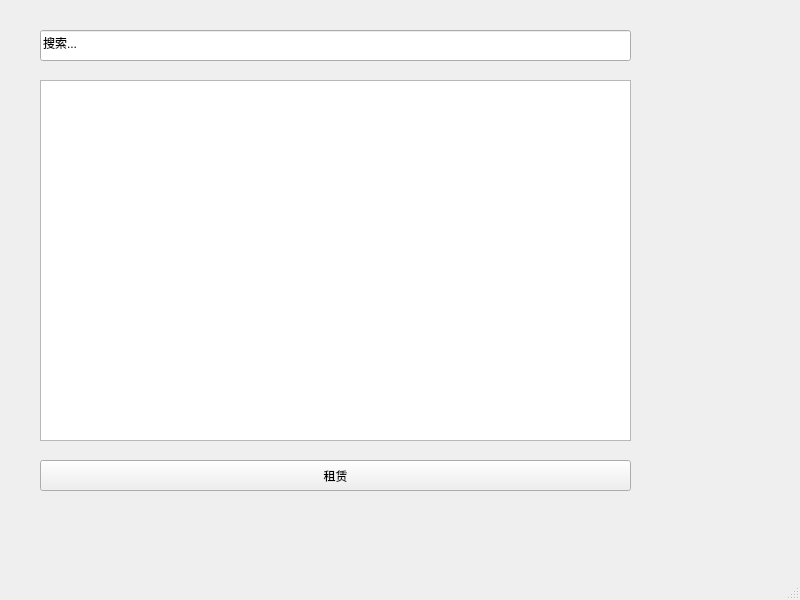
Canstie/ApartmentManage, file visit.ui: the form before one commit.
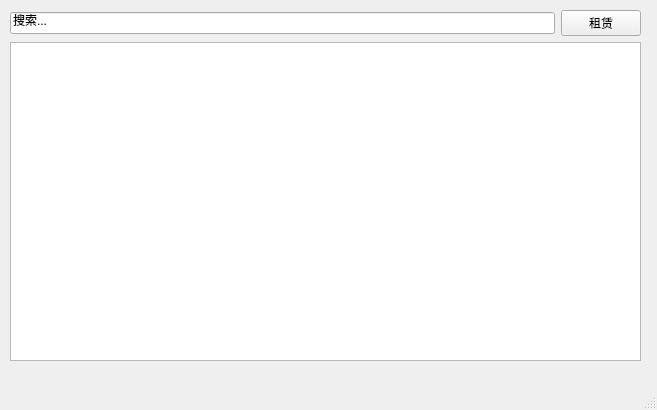
The form after the commit.

Diff of the .ui file:
```diff
--- a/visit.ui
+++ b/visit.ui
@@ -6,49 +6,42 @@
    <rect>
     <x>0</x>
     <y>0</y>
-    <width>800</width>
-    <height>600</height>
+    <width>657</width>
+    <height>410</height>
    </rect>
   </property>
   <property name="windowTitle">
    <string>MainWindow</string>
   </property>
   <widget class="QWidget" name="centralwidget">
-   <widget class="QTableWidget" name="tableWidget">
+   <widget class="QWidget" name="">
     <property name="geometry">
      <rect>
-      <x>40</x>
-      <y>80</y>
-      <width>591</width>
-      <height>361</height>
+      <x>10</x>
+      <y>10</y>
+      <width>631</width>
+      <height>351</height>
      </rect>
     </property>
-   </widget>
-   <widget class="QPushButton" name="pushButton">
-    <property name="geometry">
-     <rect>
-      <x>40</x>
-      <y>460</y>
-      <width>591</width>
-      <height>31</height>
-     </rect>
-    </property>
-    <property name="text">
-     <string>租赁</string>
-    </property>
-   </widget>
-   <widget class="QLineEdit" name="lineEdit">
-    <property name="geometry">
-     <rect>
-      <x>40</x>
-      <y>30</y>
-      <width>591</width>
-      <height>31</height>
-     </rect>
-    </property>
-    <property name="text">
-     <string>搜索...</string>
-    </property>
+    <layout class="QGridLayout" name="gridLayout">
+     <item row="0" column="0">
+      <widget class="QLineEdit" name="lineEdit">
+       <property name="text">
+        <string>搜索...</string>
+       </property>
+      </widget>
+     </item>
+     <item row="0" column="1">
+      <widget class="QPushButton" name="pushButton">
+       <property name="text">
+        <string>租赁</string>
+       </property>
+      </widget>
+     </item>
+     <item row="1" column="0" colspan="2">
+      <widget class="QTableWidget" name="tableWidget"/>
+     </item>
+    </layout>
    </widget>
   </widget>
   <widget class="QMenuBar" name="menubar">
```
Left out of the diff: 6 changed lines with no effect on the pictures.
